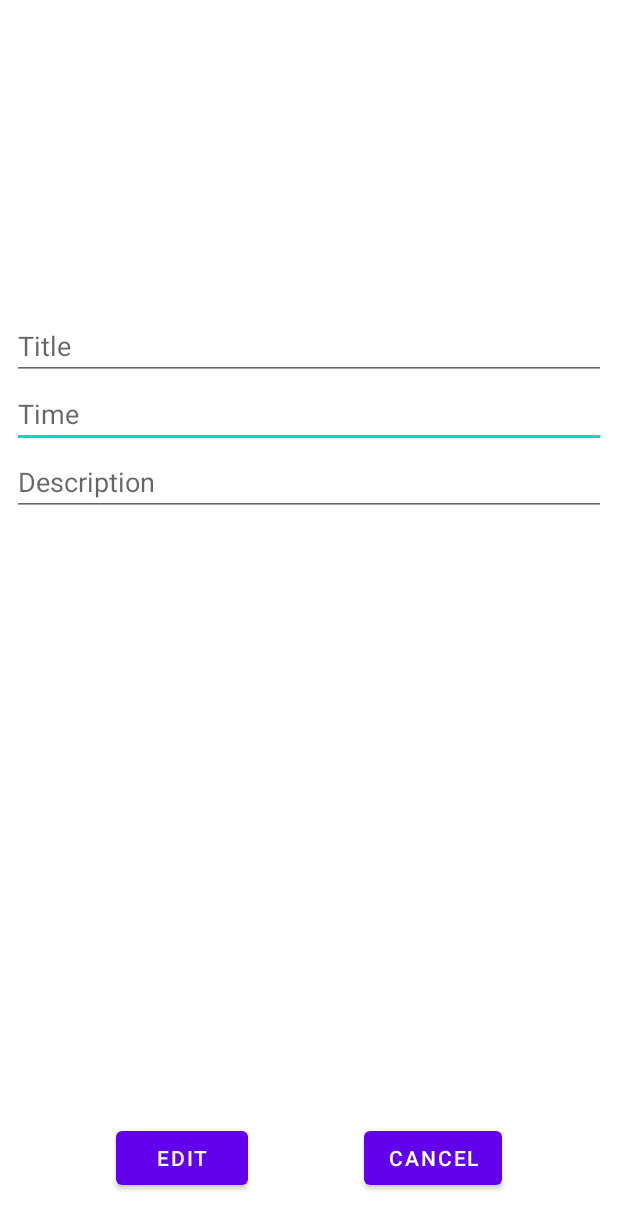
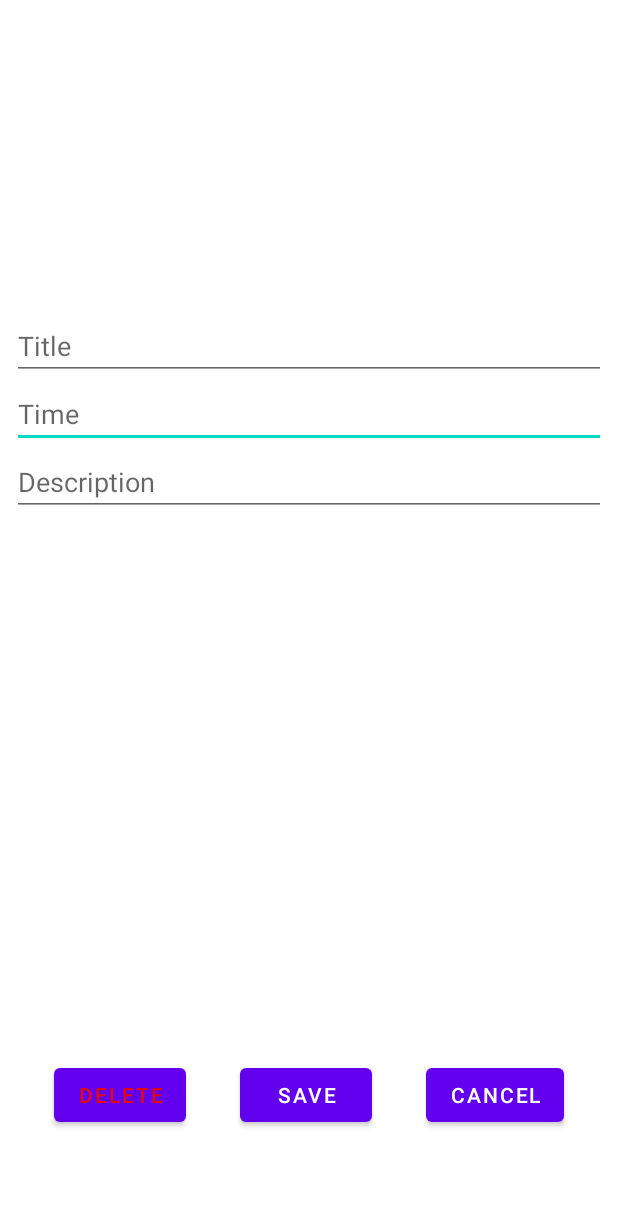
Before and after one commit to Zablas/Oxylabs-App, an Android app: the layout activity_edit_notification.xml on its own in the app's theme, with its tools: preview values and no code run, on a phone screen of 412 x 824 dp. Shown: the top 1229 px of the screen. Run offline under Robolectric (Android 15) with nearby library versions, the phone set to English and light mode, and no system bars.

Commit message:
Implement delete method on the database

```diff
--- a/app/src/main/java/com/example/oxylabs_app/EditNotificationActivity.kt
+++ b/app/src/main/java/com/example/oxylabs_app/EditNotificationActivity.kt
@@ -33,7 +33,7 @@ class EditNotificationActivity : AppCompatActivity() {
         txtTimeEdit.setText(notification?.scheduledTime)
     }
 
-    fun onEditClicked(view: View) {
+    fun onSaveClicked(view: View) {
         database.updateNotificationData(
             notification?.id.toString(),
             txtTitleEdit.text.toString(),
@@ -51,4 +51,8 @@ class EditNotificationActivity : AppCompatActivity() {
         startActivity(intent)
         finish()
     }
+
+    fun onDeletePressed(view: View) {
+
+    }
 }
--- a/app/src/main/java/com/example/oxylabs_app/NotificationDatabaseHelper.kt
+++ b/app/src/main/java/com/example/oxylabs_app/NotificationDatabaseHelper.kt
@@ -61,4 +61,9 @@ class NotificationDatabaseHelper(
         contentValues.put(COLUMN_SCHEDULED_TIME, scheduledTime)
         return contentValues
     }
+
+    fun deleteNotification(id: String) {
+        val result = writableDatabase.delete(TABLE_NAME, "$COLUMN_ID=?", arrayOf(id))
+        displayResultToUser(result.toLong())
+    }
 }
--- a/app/src/main/res/layout/activity_edit_notification.xml
+++ b/app/src/main/res/layout/activity_edit_notification.xml
@@ -63,18 +63,39 @@
             app:layout_constraintVertical_bias="0.58000004"
             app:layout_constraintVertical_chainStyle="packed" />
 
+        <androidx.constraintlayout.widget.Guideline
+            android:id="@+id/guideline2"
+            android:layout_width="wrap_content"
+            android:layout_height="wrap_content"
+            android:orientation="horizontal"
+            app:layout_constraintGuide_percent="0.6" />
+
+        <Button
+            android:id="@+id/button"
+            android:layout_width="wrap_content"
+            android:layout_height="wrap_content"
+            android:onClick="onDeletePressed"
+            android:text="Delete"
+            android:textColor="#EA0505"
+            app:layout_constraintBottom_toBottomOf="parent"
+            app:layout_constraintEnd_toStartOf="@+id/btnEdit"
+            app:layout_constraintHorizontal_bias="0.5"
+            app:layout_constraintStart_toStartOf="parent"
+            app:layout_constraintTop_toTopOf="@+id/guideline2"
+            app:layout_constraintVertical_bias="0.75" />
+
         <Button
             android:id="@+id/btnEdit"
             android:layout_width="wrap_content"
             android:layout_height="wrap_content"
-            android:onClick="onEditClicked"
-            android:text="Edit"
+            android:onClick="onSaveClicked"
+            android:text="Save"
             app:layout_constraintBottom_toBottomOf="parent"
             app:layout_constraintEnd_toStartOf="@+id/btnCancelEdit"
             app:layout_constraintHorizontal_bias="0.5"
-            app:layout_constraintStart_toStartOf="parent"
+            app:layout_constraintStart_toEndOf="@+id/button"
             app:layout_constraintTop_toTopOf="@+id/guideline2"
-            app:layout_constraintVertical_bias="0.9" />
+            app:layout_constraintVertical_bias="0.75" />
 
         <Button
             android:id="@+id/btnCancelEdit"
@@ -87,14 +108,7 @@
             app:layout_constraintHorizontal_bias="0.5"
             app:layout_constraintStart_toEndOf="@+id/btnEdit"
             app:layout_constraintTop_toTopOf="@+id/guideline2"
-            app:layout_constraintVertical_bias="0.9" />
-
-        <androidx.constraintlayout.widget.Guideline
-            android:id="@+id/guideline2"
-            android:layout_width="wrap_content"
-            android:layout_height="wrap_content"
-            android:orientation="horizontal"
-            app:layout_constraintGuide_percent="0.6" />
+            app:layout_constraintVertical_bias="0.75" />
 
     </androidx.constraintlayout.widget.ConstraintLayout>
 
```
